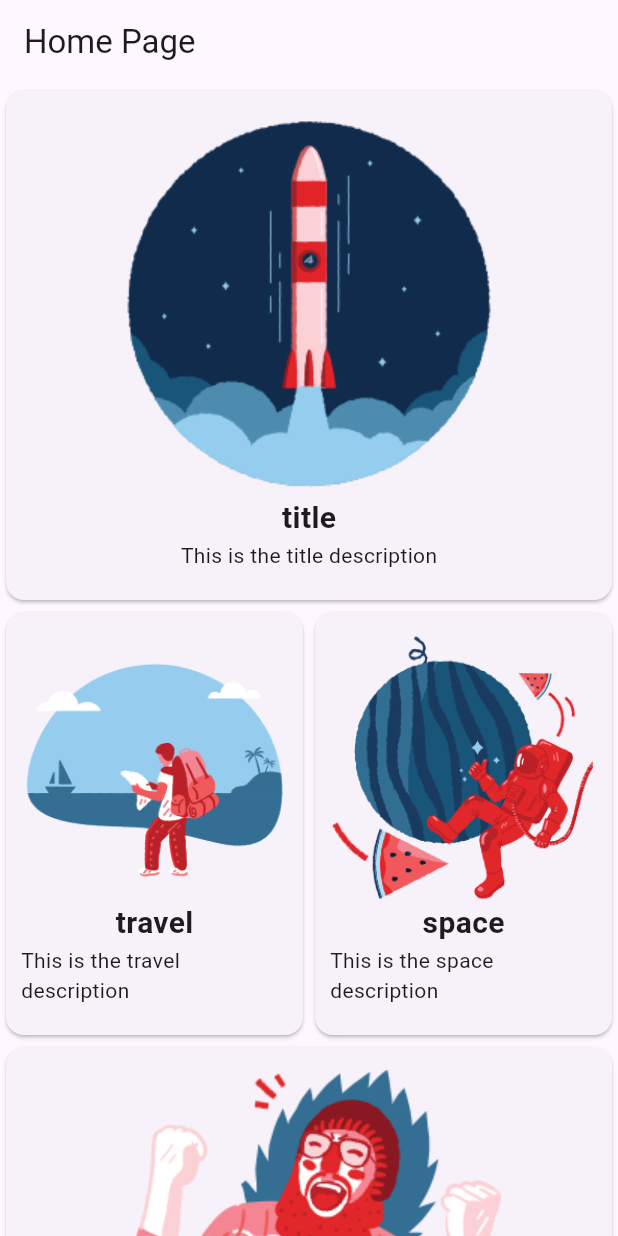
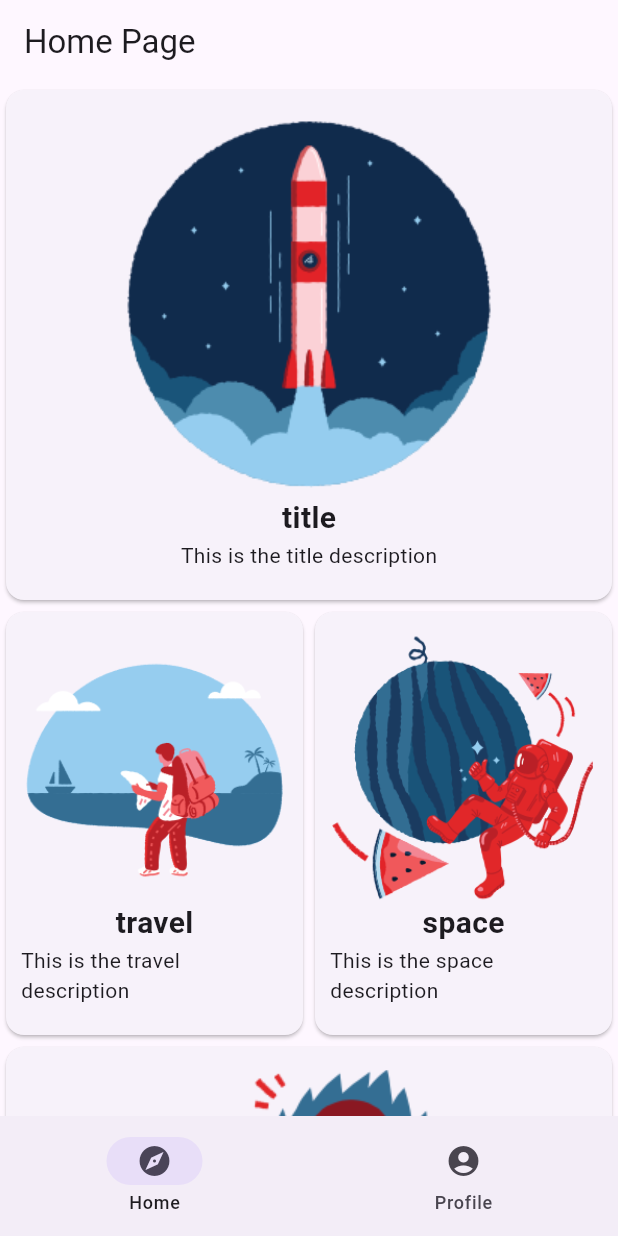
Before and after one commit to Thepilli/fluttermap_2_hours, a Flutter app: the screen it shows after launch, on a phone screen of 412 x 824 dp. Run offline on Flutter 3.47's test engine with Material 2 defaults, Android fonts, the light colour scheme and no system bars.

Commit message:
finished app

```diff
--- /dev/null
+++ b/lib/core/notifiers.dart
@@ -0,0 +1,3 @@
+import 'package:flutter/material.dart';
+
+ValueNotifier<bool> isDarkModeNotifier = ValueNotifier<bool>(false);
--- a/lib/main.dart
+++ b/lib/main.dart
@@ -1,5 +1,7 @@
 import 'package:flutter/material.dart';
+import 'package:fluttermap_2_hours/core/notifiers.dart';
 import 'package:fluttermap_2_hours/pages/home_page.dart';
+import 'package:fluttermap_2_hours/widget_tree.dart';
 
 void main() {
   runApp(const MyApp());
@@ -10,14 +12,20 @@ class MyApp extends StatelessWidget {
 
   @override
   Widget build(BuildContext context) {
+    return ValueListenableBuilder(
+      valueListenable: isDarkModeNotifier,
+      builder: (context, isDark, child) {
         return MaterialApp(
           debugShowCheckedModeBanner: false,
           title: 'Flutter Demo',
           theme: ThemeData(
+            brightness: isDark ? Brightness.dark : Brightness.light,
             useMaterial3: true,
             primarySwatch: Colors.blue,
           ),
-      home: const HomePage(),
+          home: const WidgetTree(),
+        );
+      },
     );
   }
 }
--- a/lib/widget_tree.dart
+++ b/lib/widget_tree.dart
@@ -0,0 +1,46 @@
+import 'package:flutter/material.dart';
+import 'package:fluttermap_2_hours/pages/home_page.dart';
+import 'package:fluttermap_2_hours/pages/profile_page.dart';
+
+class WidgetTree extends StatefulWidget {
+  const WidgetTree({super.key});
+
+  @override
+  State<WidgetTree> createState() => _WidgetTreeState();
+}
+
+class _WidgetTreeState extends State<WidgetTree> {
+  int currentPage = 0;
+
+  List<Widget> pages = <Widget>[
+    const HomePage(),
+    const ProfilePage(),
+  ];
+
+  @override
+  Widget build(BuildContext context) {
+    return Scaffold(
+      body: pages.elementAt(currentPage),
+      bottomNavigationBar: NavigationBar(
+        destinations: const [
+          NavigationDestination(
+            icon: const Icon(Icons.explore),
+            label: 'Home',
+            selectedIcon: const Icon(Icons.explore),
+          ),
+          NavigationDestination(
+            icon: const Icon(Icons.account_circle),
+            label: 'Profile',
+            selectedIcon: const Icon(Icons.account_circle),
+          ),
+        ],
+        selectedIndex: currentPage,
+        onDestinationSelected: (int value) {
+          setState(() {
+            currentPage = value;
+          });
+        },
+      ),
+    );
+  }
+}
```
Also changed, not shown: lib/pages/profile_page.dart (added, +52 -0 lines). Lines whose indentation alone changed are shown as unchanged.
